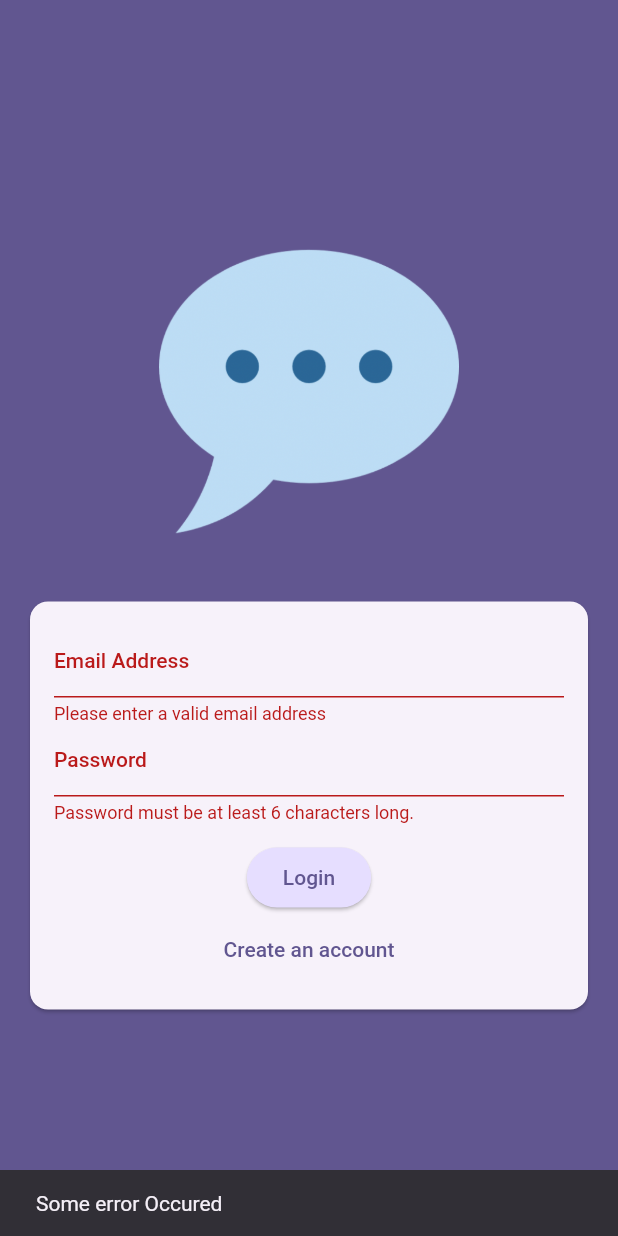
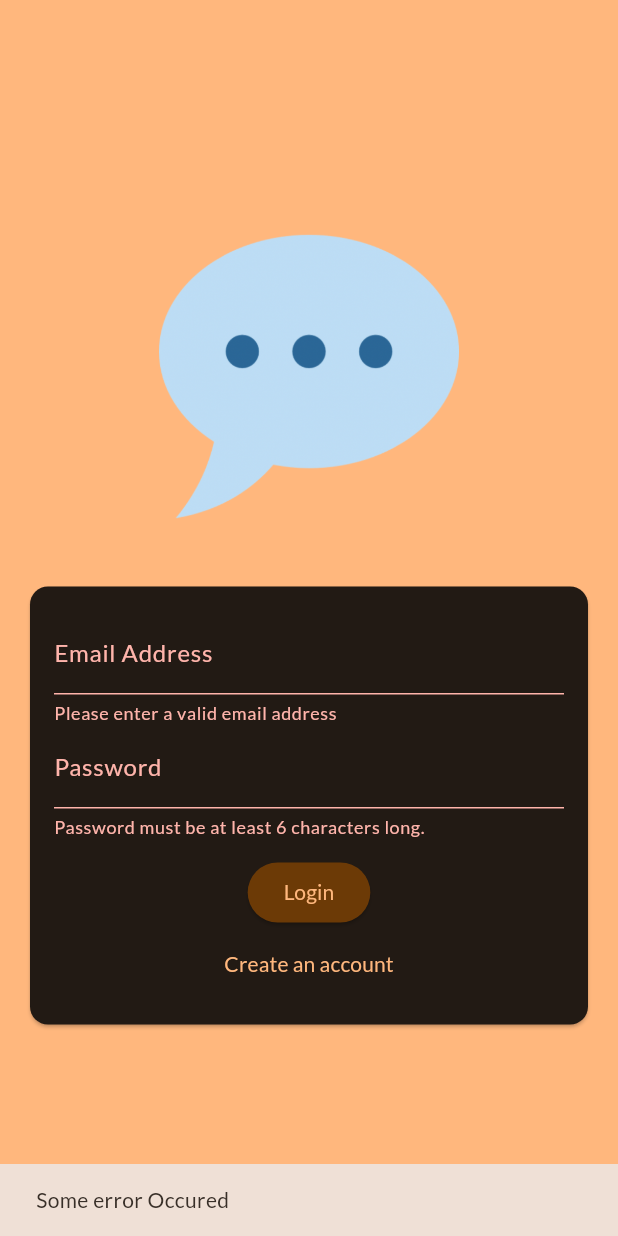
Before and after one commit to Pratam-Kalligudda/chat_app, a Flutter app: the screen it shows after launch, after a tap on "Login", on a phone screen of 412 x 824 dp. Run offline on Flutter 3.47's test engine with Material 2 defaults, Android fonts, the phone set to English and light mode, and no system bars; our stand-ins replace cloud_firestore, firebase_auth, firebase_core, firebase_storage, google_fonts, image_picker; accounts and stored records are empty.

Commit message:
final commit

```diff
--- a/lib/main.dart
+++ b/lib/main.dart
@@ -6,6 +6,14 @@ import 'package:firebase_core/firebase_core.dart';
 
 import 'firebase_options.dart';
 import 'package:chat_app/screens/auth.dart';
+import 'package:google_fonts/google_fonts.dart';
+
+final theme = ThemeData(
+  useMaterial3: true,
+  colorScheme: ColorScheme.fromSeed(
+      brightness: Brightness.dark, seedColor: Color.fromARGB(255, 28, 18, 10)),
+  textTheme: GoogleFonts.latoTextTheme(),
+);
 
 void main() async {
   WidgetsFlutterBinding.ensureInitialized();
@@ -22,11 +30,7 @@ class MyApp extends StatelessWidget {
   Widget build(BuildContext context) {
     return MaterialApp(
         title: 'FlutterChat',
-        theme: ThemeData().copyWith(
-          useMaterial3: true,
-          colorScheme: ColorScheme.fromSeed(
-              seedColor: const Color.fromARGB(255, 63, 17, 177)),
-        ),
+        theme: theme,
         home: StreamBuilder(
             stream: FirebaseAuth.instance.authStateChanges(),
             builder: (ctx, snapshot) {
--- a/lib/screens/auth.dart
+++ b/lib/screens/auth.dart
@@ -47,7 +47,7 @@ class _AuthScreenState extends State<AuthScreen> {
         _isAuthenticating = true;
       });
       if (_isLogin) {
-        final userCredential = await _firebase.signInWithEmailAndPassword(
+        await _firebase.signInWithEmailAndPassword(
             email: _enteredEmail, password: _enteredPassword);
       } else {
         final userCredential = await _firebase.createUserWithEmailAndPassword(
@@ -56,7 +56,7 @@ class _AuthScreenState extends State<AuthScreen> {
             .ref()
             .child('user_images')
             .child('${userCredential.user!.uid}.jpg');
-        storageRef.putFile(_selectedImage!);
+        await storageRef.putFile(_selectedImage!);
         final imageUrl = await storageRef.getDownloadURL();
         await FirebaseFirestore.instance
             .collection('users')
@@ -66,6 +66,7 @@ class _AuthScreenState extends State<AuthScreen> {
           'email': _enteredEmail,
           'image_url': imageUrl
         });
+        print('reached this code');
       }
     } on FirebaseException catch (error) {
       showScaffold(error.message);
--- a/lib/widgets/message_bubble.dart
+++ b/lib/widgets/message_bubble.dart
@@ -84,7 +84,7 @@ class MessageBubble extends StatelessWidget {
                         username!,
                         style: const TextStyle(
                           fontWeight: FontWeight.bold,
-                          color: Colors.black87,
+                          color: Colors.white54,
                         ),
                       ),
                     ),
@@ -130,7 +130,7 @@ class MessageBubble extends StatelessWidget {
                         // when multilined.
                         height: 1.3,
                         color: isMe
-                            ? Colors.black87
+                            ? Colors.white54
                             : theme.colorScheme.onSecondary,
                       ),
                       softWrap: true,
--- a/lib/widgets/new_messages.dart
+++ b/lib/widgets/new_messages.dart
@@ -50,6 +50,7 @@ class _NewMessagesState extends State<NewMessages> {
         children: [
           Expanded(
             child: TextField(
+              style: const TextStyle(color: Colors.white54),
               controller: _messageController,
               textCapitalization: TextCapitalization.sentences,
               autocorrect: true,
--- a/pubspec.yaml
+++ b/pubspec.yaml
@@ -41,6 +41,7 @@ dependencies:
   image_picker: ^1.0.2
   cloud_firestore: ^4.9.0
   firebase_messaging: ^14.6.7
+  google_fonts: ^5.1.0
 
 dev_dependencies:
   flutter_test:
```
Also changed, not shown: pubspec.lock, 1 other file.
